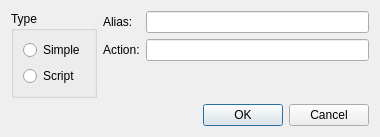
Qt form src/ui/settings/editaliasdialog.ui (nilsding/IrrerrC) before a commit.
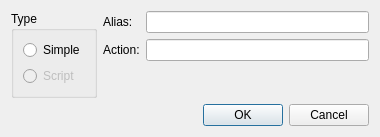
The same form after that commit.

Commit message: disable the "Script" radiobutton while we don't have scripting yet

What changed in the file:
```diff
--- a/src/ui/settings/editaliasdialog.ui
+++ b/src/ui/settings/editaliasdialog.ui
@@ -39,6 +39,9 @@
           </item>
           <item>
            <widget class="QRadioButton" name="qrbScript">
+            <property name="enabled">
+             <bool>false</bool>
+            </property>
             <property name="text">
              <string>Script</string>
             </property>
```
